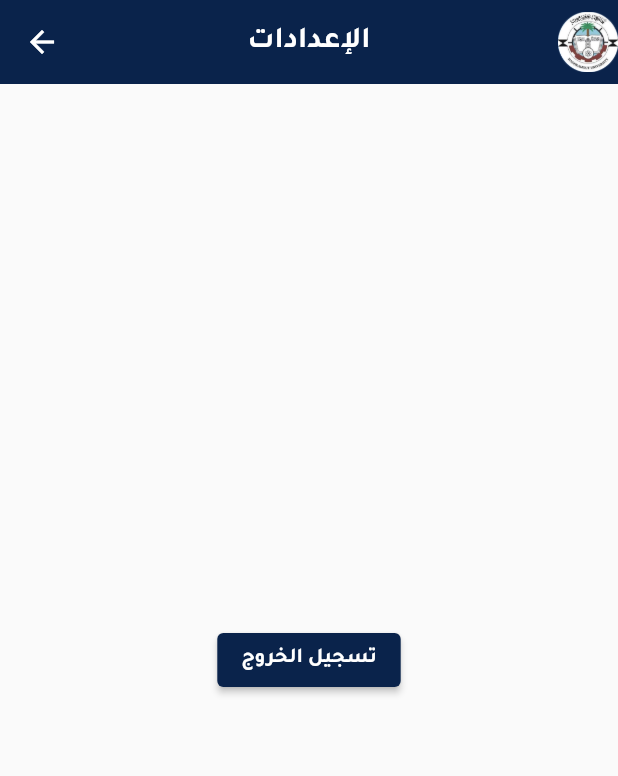
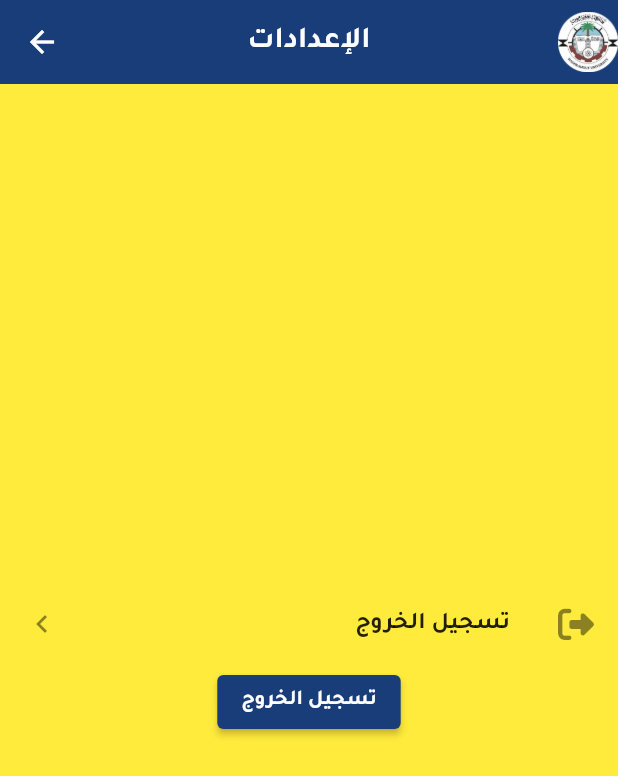
Before and after one commit to devhasanalhamed/hug, a Flutter app: the SettingsScreen screen opened by its route, after a tap on "تسجيل الخروج", on a phone screen of 412 x 824 dp. Shown: the top 776 px of the screen. Run offline on Flutter 3.47's test engine with Material 2 defaults, Android fonts, the light colour scheme and no system bars; our stand-ins replace barcode_widget, carousel_slider, flip_card, flutter_vector_icons, font_awesome_flutter, hijri and 1 more; missing offline and left inert: barcode; accounts and stored records are empty.

Commit message:
new screen,new main,new provider

```diff
--- a/lib/main.dart
+++ b/lib/main.dart
@@ -1,4 +1,5 @@
 
+import 'package:dgfhuss/providers/degree.dart';
 import 'package:flutter/material.dart'; //package that provide widgets (Google)
 import 'package:flutter/services.dart';
 
@@ -43,6 +44,10 @@ class MyApp extends StatelessWidget {
         ChangeNotifierProvider(
           create: (ctx) => NewsProvider(),
         ),
+        ChangeNotifierProxyProvider<AuthProvider,DegreeProvider>(
+          create: (ctx) => DegreeProvider(name: '',id: ''),
+          update: (ctx, auth, degree) => DegreeProvider(id: auth.student.id.toString(), name: auth.student.name),
+        ),
       ],
       child: Consumer<AuthProvider>(
         builder: (ctx, auth, _) => MaterialApp(
@@ -51,7 +56,7 @@ class MyApp extends StatelessWidget {
           theme: ThemeData(
             fontFamily: 'Tajawal',
             colorScheme: const ColorScheme.light(
-              primary: Color.fromRGBO(10, 35, 75, 1),
+              primary: Color.fromRGBO(24, 61, 121, 1),
               secondary: Color.fromRGBO(255, 255, 255, 1),
             ),
           ),
--- a/lib/models/degree_model.dart
+++ b/lib/models/degree_model.dart
@@ -1,5 +1,3 @@
-import 'package:flutter/material.dart';
-
 
 class DegreesModel {
   final String name;
@@ -12,3 +10,43 @@ class DegreesModel {
     required this.sheetOrder,
   });
 }
+
+class Subjects {
+  final String subId;
+  final String subName;
+  final String subHours;
+  final String subDegree;
+  final String subPoints;
+  final String subGradeName;
+  Subjects({
+    required this.subId,
+    required this.subName,
+    required this.subHours,
+    required this.subDegree,
+    required this.subPoints,
+    required this.subGradeName,
+  });
+}
+class SemesterDegree{
+  final String semesterName;
+  final String semesterAvg;
+  final List<Subjects> subjects;
+
+  SemesterDegree({
+    required this.semesterName,
+    required this.semesterAvg,
+    required this.subjects,
+  });
+}
+
+class DegreeModel {
+  final String levelName;
+  final List<SemesterDegree> semesterModel;
+  final int levelOrder;
+
+  DegreeModel({
+    required this.levelName,
+    required this.semesterModel,
+    required this.levelOrder,
+  });
+}
--- /dev/null
+++ b/lib/providers/degree.dart
@@ -0,0 +1,26 @@
+import 'package:flutter/material.dart';
+
+import '../models/degree_model.dart';
+
+import 'dart:convert';
+import 'package:http/http.dart' as http;
+
+class DegreeProvider with ChangeNotifier { //provide get degree function but need name and id
+  final String id;
+  final String name;
+  DegreeProvider({required this.id, required this.name}); // a constructor to pass data
+
+
+  final List<DegreeModel> _listOfDegrees = [];
+
+  List<DegreeModel> get listOfDegrees{
+   return _listOfDegrees;
+  }
+
+  Future<void> getDegree() async {
+    final url = 'http://10.0.2.2:3001/degree?name=$name&username=$id'; //assertion query into url
+    final response = await http.get(Uri.parse(url));
+    final responseData = json.decode(response.body);
+    print(responseData);
+  }
+}
--- a/lib/screens/login_Screen.dart
+++ b/lib/screens/login_Screen.dart
@@ -46,14 +46,6 @@ class _LogInScreenState extends State<LogInScreen> {
   }
 
     return Scaffold(
-      bottomSheet: SizedBox(
-        width: _screenSize.width,
-        child: const Text(
-          'جامعة حضرموت',
-          textDirection: TextDirection.rtl,
-          textAlign: TextAlign.center,
-        ),
-      ),
       resizeToAvoidBottomInset: false, //this will stop the screen resize while showing a keyboard
       body: Directionality(
         textDirection: TextDirection.rtl ,
@@ -61,7 +53,18 @@ class _LogInScreenState extends State<LogInScreen> {
           alignment: Alignment.bottomCenter,
           children: [
             Container(
-              color: Theme.of(context).colorScheme.primary,
+              decoration: BoxDecoration(
+                gradient: LinearGradient(
+                  colors: [
+                    const Color.fromRGBO(10, 33, 76, 1.0).withOpacity(1),
+                    const Color.fromRGBO(24, 61, 121, 1.0).withOpacity(1),
+                    const Color.fromRGBO(1, 90, 197, 1.0).withOpacity(1),
+                  ],
+                  begin: Alignment.topLeft,
+                  end: Alignment.bottomRight,
+                  // stops: const [0, 1],
+                ),
+              ),
               // child: Column(
               //   children: [
               //     // Image.asset('assets/images/hadhramout.png')
@@ -73,7 +76,7 @@ class _LogInScreenState extends State<LogInScreen> {
               height: _screenSize.height * 0.6,
               width: _screenSize.width,
               decoration: const BoxDecoration(
-                color: Colors.white,
+                color: Colors.white70,
                 borderRadius: BorderRadius.only(
                   topRight: Radius.circular(25),
                   topLeft: Radius.circular(25),
@@ -271,8 +274,8 @@ class _LogInScreenState extends State<LogInScreen> {
               top: _screenSize.height * 0.1,
               child: Image.asset(
                 'assets/images/hadhramout.png',
-                height: 90,
-                width: 90,
+                height: 70,
+                width: 70,
               ),
             ),
           ],
--- a/lib/screens/settings_screen.dart
+++ b/lib/screens/settings_screen.dart
@@ -1,8 +1,10 @@
 import 'package:dgfhuss/widgets/appbar/my_appbar.dart';
 import 'package:flutter/material.dart';
+import 'package:font_awesome_flutter/font_awesome_flutter.dart';
 
 import 'package:provider/provider.dart';
 import '../providers/auth.dart';
+import '../providers/degree.dart';
 
 class SettingsScreen extends StatefulWidget {
   static String routeName = 'contact_screen';
@@ -17,20 +19,33 @@ class _SettingsScreenState extends State<SettingsScreen> {
   Widget build(BuildContext context) {
     return Scaffold(
       appBar: const MyAppBar(pageTitle: 'الإعدادات'),
-      body: Center(
+      body: Directionality(
+        textDirection: TextDirection.rtl,
+        child: Container(
+          width: double.infinity,
+          color: Colors.yellow,
           child: Column(
             mainAxisAlignment: MainAxisAlignment.center,
             crossAxisAlignment: CrossAxisAlignment.center,
             children:[
+              ListTile(
+                onTap: (){
+                  Provider.of<AuthProvider>(context,listen: false).logout();
+                },
+                title: Text('تسجيل الخروج'),
+                leading: Icon(FontAwesomeIcons.rightFromBracket),
+                trailing: Icon(Icons.keyboard_arrow_left),
+              ),
               ElevatedButton(
                 onPressed: (){
-                Provider.of<AuthProvider>(context, listen: false).logout();
+                  Provider.of<DegreeProvider>(context, listen: false).getDegree();
                 },
                 child: const Text('تسجيل الخروج'),
               ),
             ],
           ),
         ),
+      ),
     );
   }
 }
```
Also changed, not shown: lib/screens/digital_id_screen.dart (+2 -6 lines), lib/screens/grades_screen.dart (+2 -6 lines), lib/screens/home_page.dart (+12 -1 lines), lib/screens/renew_register_screen.dart (+5 -9 lines), lib/screens/schedule_screen.dart (+2 -7 lines), lib/screens/submit_appeal_screen.dart (+2 -6 lines), lib/screens/university_calender_screen.dart (+2 -6 lines). Lines whose indentation alone changed are shown as unchanged.
